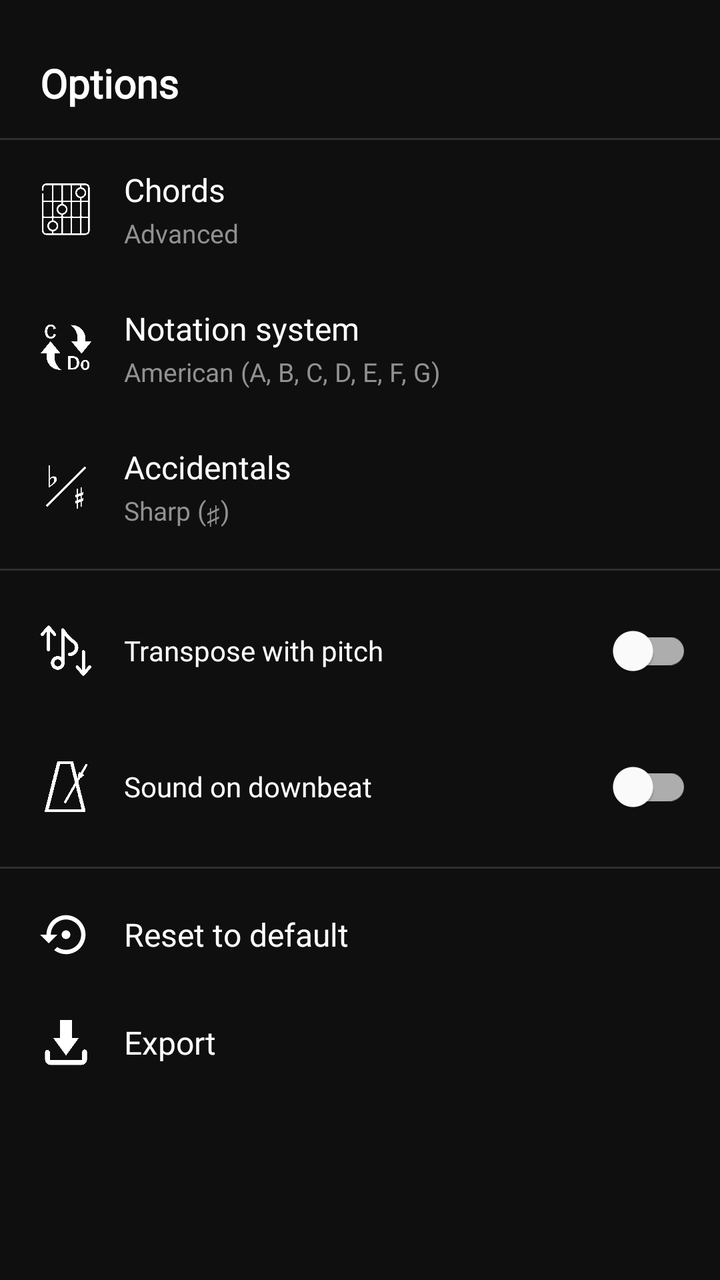
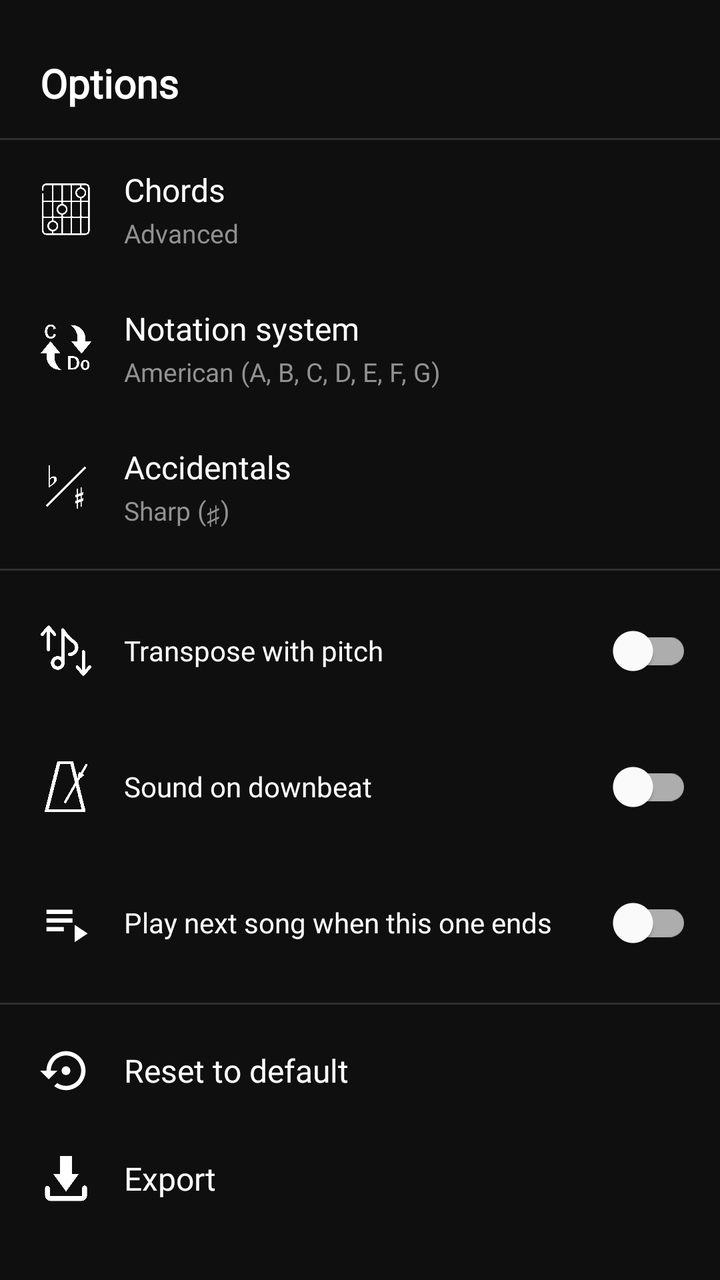

Screens rendered from an Android XML layout before and after an edit, with the pre-edit source and the edit as a unified diff.
<!-- AndroidManifest.xml: application theme Theme.Fision -->
<!-- res/layout/player_right_drawer.xml -->
<?xml version="1.0" encoding="utf-8"?>
<ScrollView xmlns:android="http://schemas.android.com/apk/res/android"
    xmlns:app="http://schemas.android.com/apk/res-auto"
    android:layout_width="match_parent"
    android:layout_height="match_parent"
    android:background="#0F0F0F"
    android:clickable="true"
    android:focusable="true"
    android:fillViewport="true">

<LinearLayout
    android:layout_width="match_parent"
    android:layout_height="wrap_content"
    android:orientation="vertical">

    <TextView
        android:layout_width="match_parent"
        android:layout_height="wrap_content"
        android:paddingStart="20dp"
        android:paddingEnd="20dp"
        android:paddingTop="28dp"
        android:paddingBottom="14dp"
        android:text="@string/drawer_options_title"
        android:textColor="#FFFFFF"
        android:textSize="20sp"
        android:textStyle="bold"
        android:fontFamily="@font/yugothic_ui_regular" />

    <View
        android:layout_width="match_parent"
        android:layout_height="1dp"
        android:background="#22FFFFFF" />

    
    <LinearLayout
        android:id="@+id/drawer_item_chords"
        android:layout_width="match_parent"
        android:layout_height="wrap_content"
        android:orientation="horizontal"
        android:gravity="center_vertical"
        android:paddingStart="20dp"
        android:paddingEnd="20dp"
        android:paddingTop="14dp"
        android:paddingBottom="14dp"
        android:background="?android:attr/selectableItemBackground"
        android:clickable="true"
        android:focusable="true">

        <ImageView
            android:layout_width="26dp"
            android:layout_height="26dp"
            android:layout_marginEnd="16dp"
            android:scaleType="fitCenter"
            android:src="@drawable/ic_chord"
            android:contentDescription="@string/drawer_item_chords" />

        <LinearLayout
            android:layout_width="0dp"
            android:layout_height="wrap_content"
            android:layout_weight="1"
            android:orientation="vertical">

            <TextView
                android:id="@+id/tv_drawer_chords_title"
                android:layout_width="match_parent"
                android:layout_height="wrap_content"
                android:text="@string/drawer_item_chords"
                android:textColor="#FFFFFF"
                android:textSize="16sp"
                android:fontFamily="@font/yugothic_ui_regular" />

            <TextView
                android:id="@+id/tv_drawer_chords_subtitle"
                android:layout_width="match_parent"
                android:layout_height="wrap_content"
                android:layout_marginTop="2dp"
                android:text="@string/chords_advanced"
                android:textColor="#919191"
                android:textSize="13sp"
                android:fontFamily="@font/yugothic_ui_regular" />

        </LinearLayout>

    </LinearLayout>

    
    <LinearLayout
        android:id="@+id/drawer_item_cifrado"
        android:layout_width="match_parent"
        android:layout_height="wrap_content"
        android:orientation="horizontal"
        android:gravity="center_vertical"
        android:paddingStart="20dp"
        android:paddingEnd="20dp"
        android:paddingTop="14dp"
        android:paddingBottom="14dp"
        android:background="?android:attr/selectableItemBackground"
        android:clickable="true"
        android:focusable="true">

        <ImageView
            android:layout_width="26dp"
            android:layout_height="26dp"
            android:layout_marginEnd="16dp"
            android:scaleType="fitCenter"
            android:src="@drawable/ic_notation"
            android:contentDescription="@string/drawer_item_cifrado" />

        <LinearLayout
            android:layout_width="0dp"
            android:layout_height="wrap_content"
            android:layout_weight="1"
            android:orientation="vertical">

            <TextView
                android:layout_width="match_parent"
                android:layout_height="wrap_content"
                android:text="@string/drawer_item_cifrado"
                android:textColor="#FFFFFF"
                android:textSize="16sp"
                android:fontFamily="@font/yugothic_ui_regular" />

            <TextView
                android:id="@+id/tv_drawer_cifrado_subtitle"
                android:layout_width="match_parent"
                android:layout_height="wrap_content"
                android:layout_marginTop="2dp"
                android:text="@string/cifrado_american"
                android:textColor="#919191"
                android:textSize="13sp"
                android:fontFamily="@font/yugothic_ui_regular" />

        </LinearLayout>

    </LinearLayout>

    
    <LinearLayout
        android:id="@+id/drawer_item_notation"
        android:layout_width="match_parent"
        android:layout_height="wrap_content"
        android:orientation="horizontal"
        android:gravity="center_vertical"
        android:paddingStart="20dp"
        android:paddingEnd="20dp"
        android:paddingTop="14dp"
        android:paddingBottom="14dp"
        android:background="?android:attr/selectableItemBackground"
        android:clickable="true"
        android:focusable="true">

        <ImageView
            android:layout_width="26dp"
            android:layout_height="26dp"
            android:layout_marginEnd="16dp"
            android:scaleType="fitCenter"
            android:src="@drawable/ic_flat_sharp"
            android:contentDescription="@string/drawer_item_notation" />

        <LinearLayout
            android:layout_width="0dp"
            android:layout_height="wrap_content"
            android:layout_weight="1"
            android:orientation="vertical">

            <TextView
                android:layout_width="match_parent"
                android:layout_height="wrap_content"
                android:text="@string/drawer_item_notation"
                android:textColor="#FFFFFF"
                android:textSize="16sp"
                android:fontFamily="@font/yugothic_ui_regular" />

            <TextView
                android:id="@+id/tv_drawer_notation_subtitle"
                android:layout_width="match_parent"
                android:layout_height="wrap_content"
                android:layout_marginTop="2dp"
                android:text="@string/notation_sharp"
                android:textColor="#919191"
                android:textSize="13sp"
                android:fontFamily="@font/yugothic_ui_regular" />

        </LinearLayout>

    </LinearLayout>

    <View
        android:layout_width="match_parent"
        android:layout_height="1dp"
        android:layout_marginTop="6dp"
        android:layout_marginBottom="6dp"
        android:background="#22FFFFFF" />

    
    <LinearLayout
        android:layout_width="match_parent"
        android:layout_height="wrap_content"
        android:orientation="horizontal"
        android:gravity="center_vertical"
        android:paddingStart="20dp"
        android:paddingEnd="14dp"
        android:paddingTop="10dp"
        android:paddingBottom="10dp">

        <ImageView
            android:layout_width="26dp"
            android:layout_height="26dp"
            android:layout_marginEnd="16dp"
            android:scaleType="fitCenter"
            android:src="@drawable/ic_pitch"
            android:contentDescription="@string/drawer_switch_transposition" />

        <TextView
            android:layout_width="0dp"
            android:layout_height="wrap_content"
            android:layout_weight="1"
            android:layout_marginEnd="12dp"
            android:text="@string/drawer_switch_transposition"
            android:textColor="#FFFFFF"
            android:textSize="14sp"
            android:fontFamily="@font/yugothic_ui_regular" />

        <com.google.android.material.switchmaterial.SwitchMaterial
            android:id="@+id/sw_drawer_transposition"
            android:layout_width="wrap_content"
            android:layout_height="wrap_content" />

    </LinearLayout>

    
    <LinearLayout
        android:layout_width="match_parent"
        android:layout_height="wrap_content"
        android:orientation="horizontal"
        android:gravity="center_vertical"
        android:paddingStart="20dp"
        android:paddingEnd="14dp"
        android:paddingTop="10dp"
        android:paddingBottom="10dp">

        <ImageView
            android:layout_width="26dp"
            android:layout_height="26dp"
            android:layout_marginEnd="16dp"
            android:scaleType="fitCenter"
            android:src="@drawable/ic_metronome"
            android:contentDescription="@string/drawer_switch_downbeat" />

        <TextView
            android:layout_width="0dp"
            android:layout_height="wrap_content"
            android:layout_weight="1"
            android:layout_marginEnd="12dp"
            android:text="@string/drawer_switch_downbeat"
            android:textColor="#FFFFFF"
            android:textSize="14sp"
            android:fontFamily="@font/yugothic_ui_regular" />

        <com.google.android.material.switchmaterial.SwitchMaterial
            android:id="@+id/sw_drawer_downbeat"
            android:layout_width="wrap_content"
            android:layout_height="wrap_content" />

    </LinearLayout>

    
    <LinearLayout
        android:id="@+id/drawer_item_downbeat_sound"
        android:layout_width="match_parent"
        android:layout_height="wrap_content"
        android:orientation="vertical"
        android:paddingStart="62dp"
        android:paddingEnd="20dp"
        android:paddingTop="10dp"
        android:paddingBottom="14dp"
        android:visibility="gone"
        android:background="?android:attr/selectableItemBackground"
        android:clickable="true"
        android:focusable="true">

        <TextView
            android:layout_width="match_parent"
            android:layout_height="wrap_content"
            android:text="@string/drawer_item_downbeat_sound"
            android:textColor="#FFFFFF"
            android:textSize="15sp"
            android:fontFamily="@font/yugothic_ui_regular" />

        <TextView
            android:id="@+id/tv_drawer_downbeat_subtitle"
            android:layout_width="match_parent"
            android:layout_height="wrap_content"
            android:layout_marginTop="2dp"
            android:text="@string/downbeat_sound_clap"
            android:textColor="#919191"
            android:textSize="13sp"
            android:fontFamily="@font/yugothic_ui_regular" />

    </LinearLayout>

    <View
        android:layout_width="match_parent"
        android:layout_height="1dp"
        android:layout_marginTop="6dp"
        android:layout_marginBottom="6dp"
        android:background="#22FFFFFF" />

    
    <LinearLayout
        android:id="@+id/drawer_item_reset"
        android:layout_width="match_parent"
        android:layout_height="wrap_content"
        android:orientation="horizontal"
        android:gravity="center_vertical"
        android:paddingStart="20dp"
        android:paddingEnd="20dp"
        android:paddingTop="14dp"
        android:paddingBottom="14dp"
        android:background="?android:attr/selectableItemBackground"
        android:clickable="true"
        android:focusable="true">

        <ImageView
            android:layout_width="26dp"
            android:layout_height="26dp"
            android:layout_marginEnd="16dp"
            android:scaleType="fitCenter"
            android:src="@drawable/ic_restore_pan"
            app:tint="#FFFFFF"
            android:contentDescription="@string/drawer_item_reset" />

        <TextView
            android:layout_width="0dp"
            android:layout_height="wrap_content"
            android:layout_weight="1"
            android:text="@string/drawer_item_reset"
            android:textColor="#FFFFFF"
            android:textSize="16sp"
            android:fontFamily="@font/yugothic_ui_regular" />

    </LinearLayout>

    
    <LinearLayout
        android:id="@+id/drawer_item_reprocess"
        android:layout_width="match_parent"
        android:layout_height="wrap_content"
        android:orientation="horizontal"
        android:gravity="center_vertical"
        android:paddingStart="20dp"
        android:paddingEnd="20dp"
        android:paddingTop="14dp"
        android:paddingBottom="14dp"
        android:background="?android:attr/selectableItemBackground"
        android:clickable="true"
        android:focusable="true"
        android:visibility="gone">

        <ImageView
            android:layout_width="26dp"
            android:layout_height="26dp"
            android:layout_marginEnd="16dp"
            android:scaleType="fitCenter"
            android:src="@drawable/ic_reprocess"
            app:tint="#FFFFFF"
            android:contentDescription="@string/drawer_item_reprocess" />

        <TextView
            android:layout_width="0dp"
            android:layout_height="wrap_content"
            android:layout_weight="1"
            android:text="@string/drawer_item_reprocess"
            android:textColor="#FFFFFF"
            android:textSize="16sp"
            android:fontFamily="@font/yugothic_ui_regular" />

    </LinearLayout>

    
    <LinearLayout
        android:id="@+id/drawer_item_export"
        android:layout_width="match_parent"
        android:layout_height="wrap_content"
        android:orientation="horizontal"
        android:gravity="center_vertical"
        android:paddingStart="20dp"
        android:paddingEnd="20dp"
        android:paddingTop="14dp"
        android:paddingBottom="14dp"
        android:background="?android:attr/selectableItemBackground"
        android:clickable="true"
        android:focusable="true">

        <ImageView
            android:layout_width="26dp"
            android:layout_height="26dp"
            android:layout_marginEnd="16dp"
            android:scaleType="fitCenter"
            android:src="@drawable/ic_export"
            android:contentDescription="@string/drawer_item_export" />

        <TextView
            android:layout_width="0dp"
            android:layout_height="wrap_content"
            android:layout_weight="1"
            android:text="@string/drawer_item_export"
            android:textColor="#FFFFFF"
            android:textSize="16sp"
            android:fontFamily="@font/yugothic_ui_regular" />

    </LinearLayout>

</LinearLayout>
</ScrollView>
<!-- resources referenced by this layout -->
<resources>
  <!-- drawable ic_chord: png bitmap (drawable, 12635 bytes) -->
  <!-- drawable ic_export: png bitmap (drawable, 6898 bytes) -->
  <!-- drawable ic_flat_sharp: png bitmap (drawable, 7030 bytes) -->
  <!-- drawable ic_metronome: png bitmap (drawable, 4606 bytes) -->
  <!-- drawable ic_notation: png bitmap (drawable, 13604 bytes) -->
  <!-- drawable ic_pitch: png bitmap (drawable, 16979 bytes) -->
  <!-- drawable ic_reprocess (drawable) -->
  <vector xmlns:android="http://schemas.android.com/apk/res/android"
      android:width="24dp"
      android:height="24dp"
      android:viewportWidth="24"
      android:viewportHeight="24"
      android:tint="#FFFFFF">
      
      <path
          android:fillColor="@android:color/white"
          android:pathData="M12,4V1L8,5l4,4V6c3.31,0 6,2.69 6,6c0,1.01 -0.25,1.97 -0.7,2.8l1.46,1.46C19.54,15.03 20,13.57 20,12C20,7.58 16.42,4 12,4zM12,18c-3.31,0 -6,-2.69 -6,-6c0,-1.01 0.25,-1.97 0.7,-2.8L5.24,7.74C4.46,8.97 4,10.43 4,12c0,4.42 3.58,8 8,8v3l4,-4l-4,-4V18z"/>
  </vector>
  <!-- drawable ic_restore_pan (drawable) -->
  <vector android:height="24dp" android:tint="#919191"
      android:viewportHeight="24" android:viewportWidth="24"
      android:width="24dp" xmlns:android="http://schemas.android.com/apk/res/android">
      <path android:fillColor="@android:color/white" android:pathData="M14,12c0,-1.1 -0.9,-2 -2,-2s-2,0.9 -2,2 0.9,2 2,2 2,-0.9 2,-2zM12,3c-4.97,0 -9,4.03 -9,9L0,12l4,4 4,-4L5,12c0,-3.87 3.13,-7 7,-7s7,3.13 7,7 -3.13,7 -7,7c-1.51,0 -2.91,-0.49 -4.06,-1.3l-1.42,1.44C8.04,20.3 9.94,21 12,21c4.97,0 9,-4.03 9,-9s-4.03,-9 -9,-9z"/>
  </vector>
  <string name="chords_advanced">Advanced</string>
  <string name="cifrado_american">American (A, B, C, D, E, F, G)</string>
  <string name="downbeat_sound_clap">Clap</string>
  <string name="drawer_item_chords">Chords</string>
  <string name="drawer_item_cifrado">Notation system</string>
  <string name="drawer_item_downbeat_sound">Sound</string>
  <string name="drawer_item_export">Export</string>
  <string name="drawer_item_notation">Accidentals</string>
  <string name="drawer_item_reprocess">Reprocess</string>
  <string name="drawer_item_reset">Reset to default</string>
  <string name="drawer_options_title">Options</string>
  <string name="drawer_switch_downbeat">Sound on downbeat</string>
  <string name="drawer_switch_transposition">Transpose with pitch</string>
  <string name="notation_sharp">Sharp (♯)</string>
  <style name="Theme.Fision" parent="Theme.MaterialComponents.DayNight.DarkActionBar">
          
          <item name="colorPrimary">@color/colorPrimary</item>
          <item name="colorPrimaryVariant">@color/purple_700</item>
          <item name="colorOnPrimary">@color/white</item>
          
          <item name="colorSecondary">@color/teal_200</item>
          <item name="colorSecondaryVariant">@color/teal_700</item>
          <item name="colorOnSecondary">@color/black</item>
          
          <item name="android:statusBarColor">?attr/colorPrimaryVariant</item>
          
      </style>
  <color name="colorPrimary">#27B397</color>
  <color name="purple_700">#FF3700B3</color>
  <color name="white">#FFFFFFFF</color>
  <color name="teal_200">#FF03DAC5</color>
  <color name="teal_700">#FF018786</color>
  <color name="black">#FF000000</color>
</resources>

<!-- the commit's change to res/layout/player_right_drawer.xml (unified diff, before → after) -->
@@ -299,6 +299,43 @@
 
     </LinearLayout>
 
+    
+    <LinearLayout
+        android:layout_width="match_parent"
+        android:layout_height="wrap_content"
+        android:orientation="horizontal"
+        android:gravity="center_vertical"
+        android:paddingStart="20dp"
+        android:paddingEnd="14dp"
+        android:paddingTop="10dp"
+        android:paddingBottom="10dp">
+
+        <ImageView
+            android:layout_width="26dp"
+            android:layout_height="26dp"
+            android:layout_marginEnd="16dp"
+            android:scaleType="fitCenter"
+            android:src="@drawable/ic_playlist"
+            app:tint="#FFFFFF"
+            android:contentDescription="@string/drawer_switch_playlist" />
+
+        <TextView
+            android:layout_width="0dp"
+            android:layout_height="wrap_content"
+            android:layout_weight="1"
+            android:layout_marginEnd="12dp"
+            android:text="@string/drawer_switch_playlist"
+            android:textColor="#FFFFFF"
+            android:textSize="14sp"
+            android:fontFamily="@font/yugothic_ui_regular" />
+
+        <com.google.android.material.switchmaterial.SwitchMaterial
+            android:id="@+id/sw_drawer_playlist"
+            android:layout_width="wrap_content"
+            android:layout_height="wrap_content" />
+
+    </LinearLayout>
+
     <View
         android:layout_width="match_parent"
         android:layout_height="1dp"
<!-- resource entries referenced after the edit -->
@@ -6,6 +6,12 @@
   <!-- drawable ic_metronome: png bitmap (drawable, 4606 bytes) -->
   <!-- drawable ic_notation: png bitmap (drawable, 13604 bytes) -->
   <!-- drawable ic_pitch: png bitmap (drawable, 16979 bytes) -->
+  <!-- drawable ic_playlist (drawable) -->
+  <vector xmlns:android="http://schemas.android.com/apk/res/android" android:height="24dp" android:tint="#FFFFFF" android:viewportHeight="960" android:viewportWidth="960" android:width="24dp">
+        
+      <path android:fillColor="@android:color/white" android:pathData="M120,640L120,560L440,560L440,640L120,640ZM120,480L120,400L600,400L600,480L120,480ZM120,320L120,240L600,240L600,320L120,320ZM640,840L640,520L880,680L640,840Z"/>
+      
+  </vector>
   <!-- drawable ic_reprocess (drawable) -->
   <vector xmlns:android="http://schemas.android.com/apk/res/android"
       android:width="24dp"
@@ -36,6 +42,7 @@
   <string name="drawer_item_reset">Reset to default</string>
   <string name="drawer_options_title">Options</string>
   <string name="drawer_switch_downbeat">Sound on downbeat</string>
+  <string name="drawer_switch_playlist">Play next song when this one ends</string>
   <string name="drawer_switch_transposition">Transpose with pitch</string>
   <string name="notation_sharp">Sharp (♯)</string>
   <style name="Theme.Fision" parent="Theme.MaterialComponents.DayNight.DarkActionBar">
